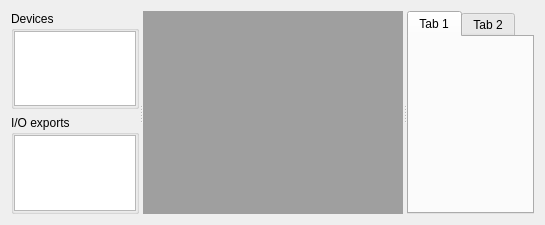
zfwk1992/open-soc-explorer, file src/iotab.ui: the form before one commit.
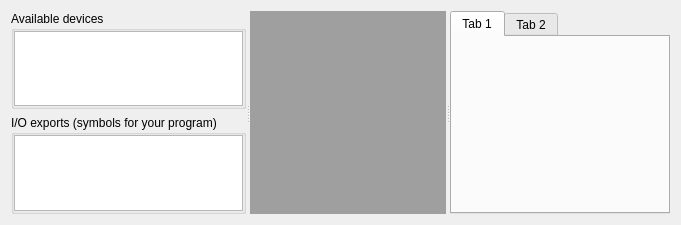
The form after the commit.

The edit to the form file:
```diff
--- a/src/iotab.ui
+++ b/src/iotab.ui
@@ -14,7 +14,7 @@
    <string>Form</string>
   </property>
   <layout class="QGridLayout" name="gridLayout_2">
-   <item row="0" column="0">
+   <item row="1" column="0">
     <widget class="QSplitter" name="splitter">
      <property name="orientation">
       <enum>Qt::Horizontal</enum>
@@ -27,7 +27,7 @@
        <item>
         <widget class="QGroupBox" name="groupBox_2">
          <property name="title">
-          <string>Devices</string>
+          <string>Available devices</string>
          </property>
          <layout class="QGridLayout" name="gridLayout">
           <property name="leftMargin">
@@ -58,7 +58,7 @@
        <item>
         <widget class="QGroupBox" name="groupBox">
          <property name="title">
-          <string>I/O exports</string>
+          <string>I/O exports (symbols for your program)</string>
          </property>
          <layout class="QGridLayout" name="gridLayout_3">
           <property name="leftMargin">
@@ -110,14 +110,14 @@
      </widget>
      <widget class="QTabWidget" name="peripheralsTab">
       <property name="sizePolicy">
-       <sizepolicy hsizetype="MinimumExpanding" vsizetype="Expanding">
+       <sizepolicy hsizetype="Expanding" vsizetype="Expanding">
         <horstretch>0</horstretch>
         <verstretch>1</verstretch>
        </sizepolicy>
       </property>
       <property name="minimumSize">
        <size>
-        <width>0</width>
+        <width>220</width>
         <height>0</height>
        </size>
       </property>
```
Left out of the diff: 6 changed lines with no effect on the pictures.
